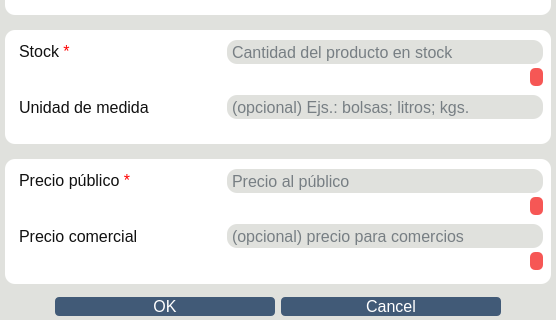
Before: the Qt Designer form ui/productDialog.ui in Bruno-Heit/programa-forrajeria, drawn with Qt 5; both pictures show x 0 to 556 and y 150 to 470 of the 556 by 470 pixel window.
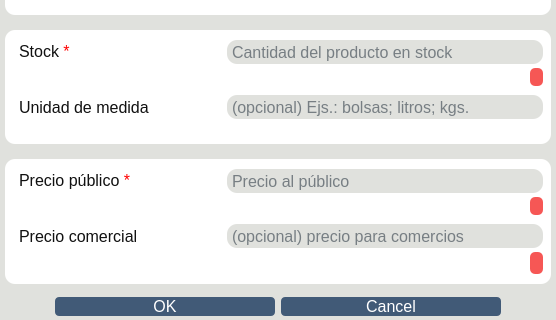
After: the same form once the commit is applied.

Commit message: REDESIGNED debtor data, forgot to include ui

```diff
--- a/ui/productDialog.ui
+++ b/ui/productDialog.ui
@@ -1122,7 +1122,7 @@
               </property>
               <property name="font">
                <font>
-                <family>Tahoma</family>
+                <family>Futura</family>
                 <pointsize>-1</pointsize>
                 <italic>false</italic>
                 <bold>false</bold>
```
Left out of the diff: 2 changed lines with no effect on the pictures. The commit also changes 3 other files.
